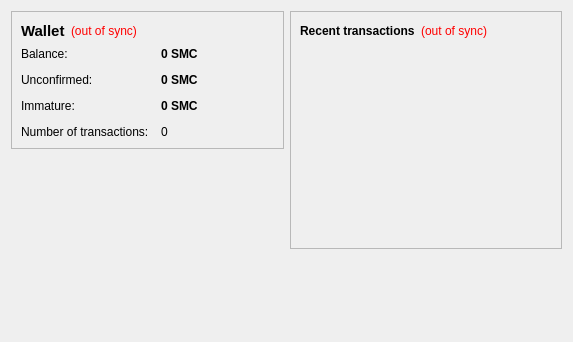
This is src/qt/forms/overviewpage.ui in funcoin/funcoin as Qt 5 draws it before an edit. The edited form follows.
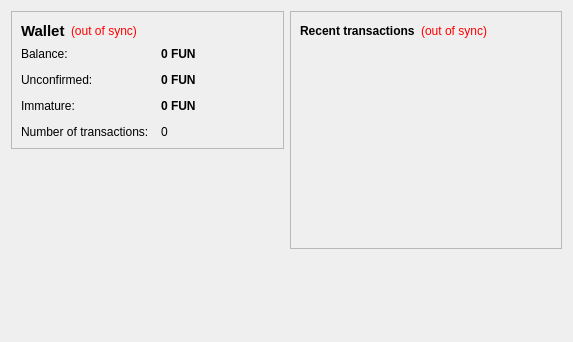
This is the edited form.

The edit to the form file:
```diff
--- a/src/qt/forms/overviewpage.ui
+++ b/src/qt/forms/overviewpage.ui
@@ -105,7 +105,7 @@
              <string>Your current balance</string>
             </property>
             <property name="text">
-             <string notr="true">0 SMC</string>
+             <string notr="true">0 FUN</string>
             </property>
             <property name="textInteractionFlags">
              <set>Qt::LinksAccessibleByMouse|Qt::TextSelectableByKeyboard|Qt::TextSelectableByMouse</set>
@@ -134,7 +134,7 @@
              <string>Total of transactions that have yet to be confirmed, and do not yet count toward the current balance</string>
             </property>
             <property name="text">
-             <string notr="true">0 SMC</string>
+             <string notr="true">0 FUN</string>
             </property>
             <property name="textInteractionFlags">
              <set>Qt::LinksAccessibleByMouse|Qt::TextSelectableByKeyboard|Qt::TextSelectableByMouse</set>
@@ -177,7 +177,7 @@
              <string>Mined balance that has not yet matured</string>
             </property>
             <property name="text">
-             <string notr="true">0 SMC</string>
+             <string notr="true">0 FUN</string>
             </property>
             <property name="textInteractionFlags">
              <set>Qt::LinksAccessibleByMouse|Qt::TextSelectableByKeyboard|Qt::TextSelectableByMouse</set>
```
Left out of the diff: 4 changed lines with no effect on the pictures.
